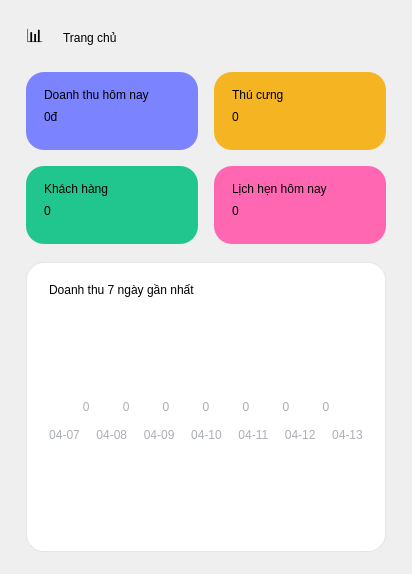
Qt form ui/dashboard.ui (thaieaut-engineer/LTUD_Python_Nhom_18) before a commit.
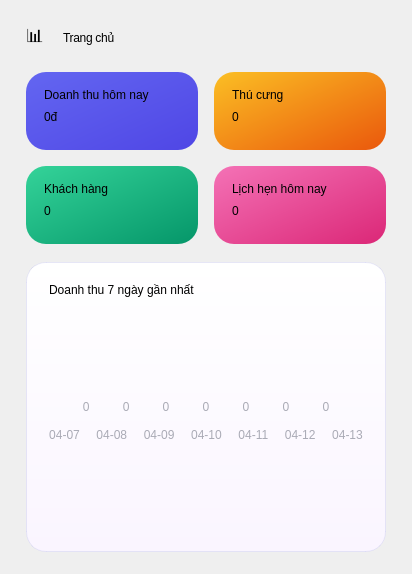
The same form after that commit.

```diff
--- a/ui/dashboard.ui
+++ b/ui/dashboard.ui
@@ -3,14 +3,34 @@
  <class>DashboardPage</class>
  <widget class="QWidget" name="DashboardPage">
   <property name="styleSheet">
-   <string notr="true">QLabel#PageTitle{font: 800 16pt "Segoe UI";}
-QFrame#Card{background: #FFFFFF; border: 1px solid rgba(15,23,42,0.08); border-radius: 18px;}
-QFrame#StatBlue{background: #7C83FF; border-radius: 18px;}
-QFrame#StatOrange{background: #F5B523; border-radius: 18px;}
-QFrame#StatGreen{background: #21C58E; border-radius: 18px;}
-QFrame#StatPink{background: #FF67B3; border-radius: 18px;}
-QLabel#StatTitle{color: rgba(255,255,255,0.86); font: 700 9pt "Segoe UI";}
-QLabel#StatValue{color: white; font: 900 18pt "Segoe UI";}</string>
+   <string notr="true">QLabel#PageTitle{font: 800 17pt "Segoe UI"; letter-spacing: -0.3px;}
+QFrame#Card{
+background: qlineargradient(x1:0, y1:0, x2:0, y2:1, stop:0 #ffffff, stop:1 #faf5ff);
+border: 1px solid rgba(99,102,241,0.12);
+border-radius: 20px;
+}
+QFrame#StatBlue{
+background: qlineargradient(x1:0, y1:0, x2:1, y2:1, stop:0 #6366f1, stop:1 #4f46e5);
+border-radius: 20px;
+border: none;
+}
+QFrame#StatOrange{
+background: qlineargradient(x1:0, y1:0, x2:1, y2:1, stop:0 #fbbf24, stop:1 #ea580c);
+border-radius: 20px;
+border: none;
+}
+QFrame#StatGreen{
+background: qlineargradient(x1:0, y1:0, x2:1, y2:1, stop:0 #34d399, stop:1 #059669);
+border-radius: 20px;
+border: none;
+}
+QFrame#StatPink{
+background: qlineargradient(x1:0, y1:0, x2:1, y2:1, stop:0 #f472b6, stop:1 #db2777);
+border-radius: 20px;
+border: none;
+}
+QLabel#StatTitle{color: rgba(255,255,255,0.92); font: 700 9pt "Segoe UI";}
+QLabel#StatValue{color: white; font: 900 20pt "Segoe UI"; letter-spacing: -0.5px;}</string>
   </property>
   <layout class="QVBoxLayout" name="verticalLayout">
    <property name="leftMargin">
```
